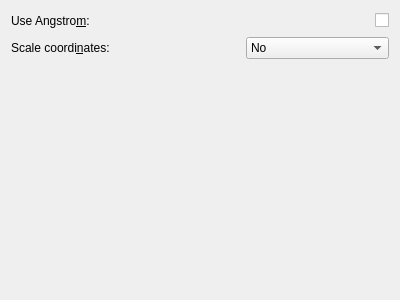
Before: the Qt Designer form vipster/qt/configs/cpconfig.ui in sgsaenger/vipster, drawn with Qt 5.
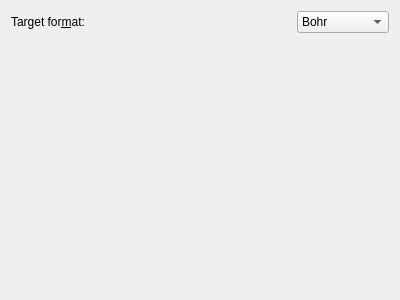
After: the same form once the commit is applied.

```diff
--- a/vipster/qt/configs/cpconfig.ui
+++ b/vipster/qt/configs/cpconfig.ui
@@ -14,37 +14,17 @@
    <string>Form</string>
   </property>
   <layout class="QGridLayout" name="gridLayout">
-   <item row="0" column="2">
-    <spacer name="horizontalSpacer">
-     <property name="orientation">
-      <enum>Qt::Horizontal</enum>
-     </property>
-     <property name="sizeHint" stdset="0">
-      <size>
-       <width>40</width>
-       <height>20</height>
-      </size>
-     </property>
-    </spacer>
-   </item>
-   <item row="2" column="0">
-    <widget class="QLabel" name="scaleLabel">
+   <item row="1" column="0">
+    <widget class="QLabel" name="fmtLabel">
      <property name="text">
-      <string>Scale coordi&amp;nates:</string>
+      <string>Target for&amp;mat:</string>
      </property>
      <property name="buddy">
-      <cstring>scaleSel</cstring>
+      <cstring>fmtSel</cstring>
      </property>
     </widget>
    </item>
-   <item row="0" column="3">
-    <widget class="QCheckBox" name="angstromSel">
-     <property name="text">
-      <string/>
-     </property>
-    </widget>
-   </item>
-   <item row="4" column="0" colspan="4">
+   <item row="3" column="0" colspan="4">
     <spacer name="verticalSpacer">
      <property name="orientation">
       <enum>Qt::Vertical</enum>
@@ -57,37 +37,37 @@
      </property>
     </spacer>
    </item>
-   <item row="0" column="0">
-    <widget class="QLabel" name="angstromLabel">
-     <property name="text">
-      <string>Use Angstro&amp;m:</string>
-     </property>
-     <property name="buddy">
-      <cstring>angstromSel</cstring>
-     </property>
-    </widget>
-   </item>
-   <item row="2" column="2" colspan="2">
-    <widget class="QComboBox" name="scaleSel">
+   <item row="1" column="2" colspan="2">
+    <widget class="QComboBox" name="fmtSel">
      <item>
       <property name="text">
-       <string>No</string>
+       <string>Bohr</string>
       </property>
      </item>
      <item>
       <property name="text">
-       <string>SCALE</string>
+       <string>Angstrom</string>
       </property>
      </item>
      <item>
       <property name="text">
-       <string>SCALE CARTESIAN</string>
+       <string>Crystal</string>
       </property>
      </item>
+     <item>
+      <property name="text">
+       <string>Alat</string>
+      </property>
+     </item>
+     <item>
+      <property name="text">
+       <string>As selected</string>
+      </property>
+     </item>
     </widget>
    </item>
-   <item row="2" column="1">
-    <spacer name="horizontalSpacer_2">
+   <item row="1" column="1">
+    <spacer name="horizontalSpacer">
      <property name="orientation">
       <enum>Qt::Horizontal</enum>
      </property>
```
